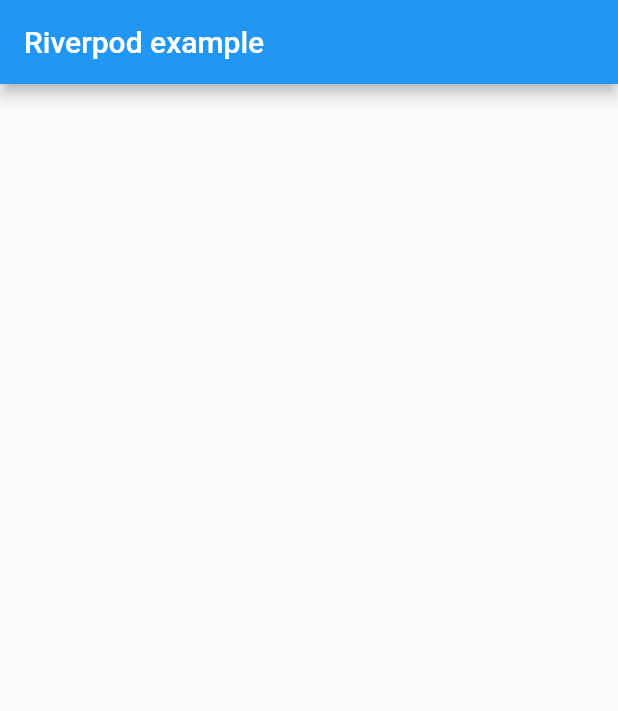
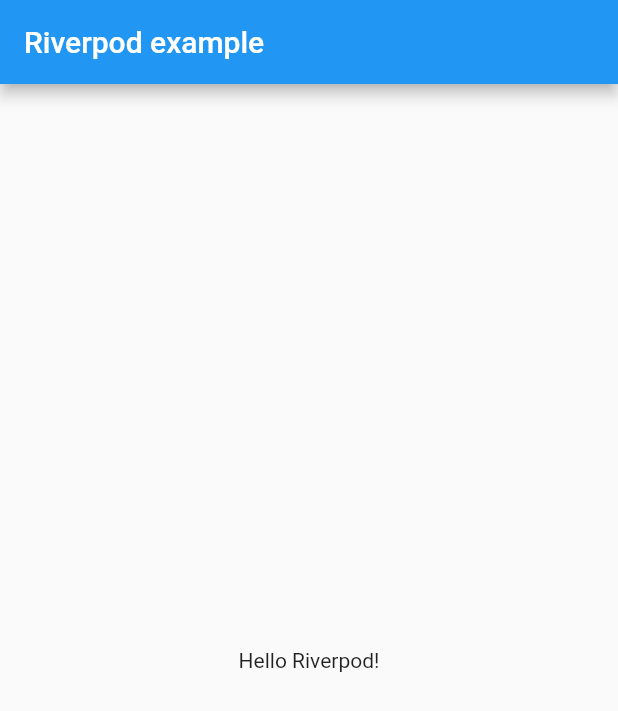
Before and after one commit to FelipeGangrel/flutter_riverpod_example, a Flutter app: the screen it shows after launch, on a phone screen of 412 x 824 dp. Shown: the top 711 px of the screen. Run offline on Flutter 3.47's test engine with Material 2 defaults, Android fonts, the phone set to English and light mode, and no system bars; our stand-ins replace flutter_riverpod.

Commit message:
simple provider example

```diff
--- a/lib/main.dart
+++ b/lib/main.dart
@@ -1,9 +1,15 @@
 import 'package:flutter/material.dart';
 import 'package:flutter_riverpod/flutter_riverpod.dart';
 
-void main() => runApp(MyApp());
+void main() {
+  return runApp(
+    ProviderScope(
+      child: MyApp(),
+    ),
+  );
+}
 
-final greetingProvider = Provider((ref) => 'Hello Riverpod');
+final greetingProvider = Provider((ref) => 'Hello Riverpod!');
 
 class MyApp extends StatelessWidget {
   @override
@@ -21,11 +27,24 @@ class MyApp extends StatelessWidget {
 
 class MyWidget extends StatelessWidget {
   @override
-  Widget build(BuildContext context) {
+  Widget build(
+    BuildContext context,
+  ) {
     return Scaffold(
       appBar: AppBar(
         title: Text('Riverpod example'),
       ),
+      body: Center(
+        // We wrap our text widget with a consumer
+        // This way we only rebuild the Text widget when the provider
+        // changes its value
+        child: Consumer(
+          builder: (context, watch, child) {
+            final greeting = watch(greetingProvider);
+            return Text(greeting);
+          },
+        ),
+      ),
     );
   }
 }
```
Also changed, not shown: 1 other file.
